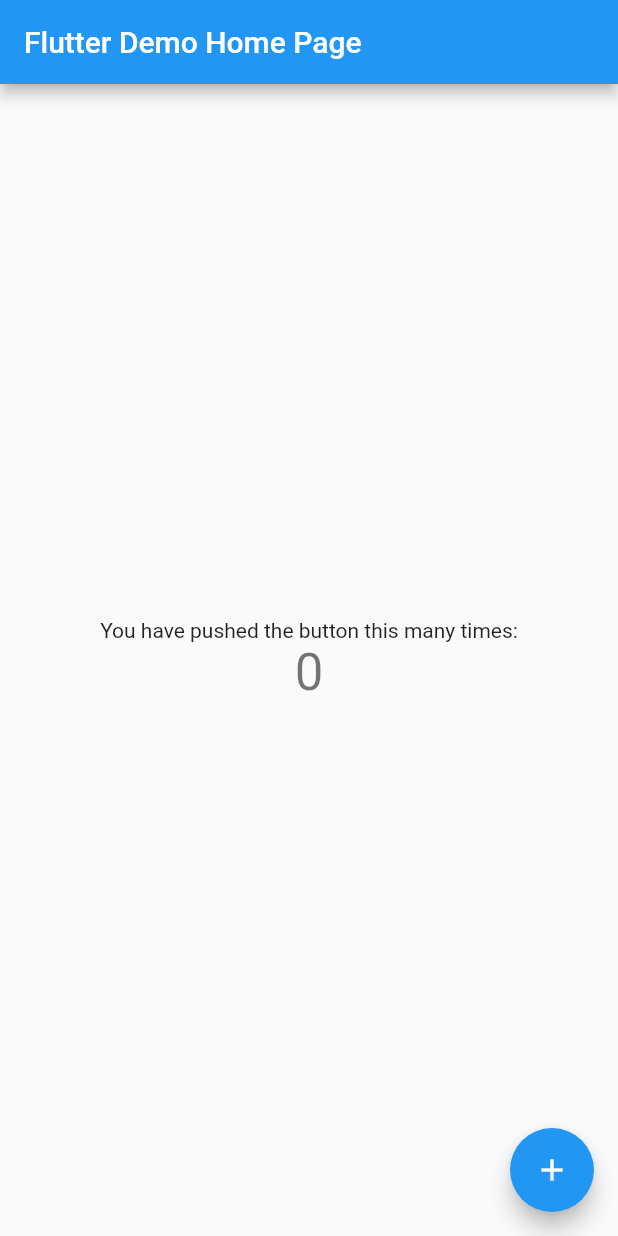
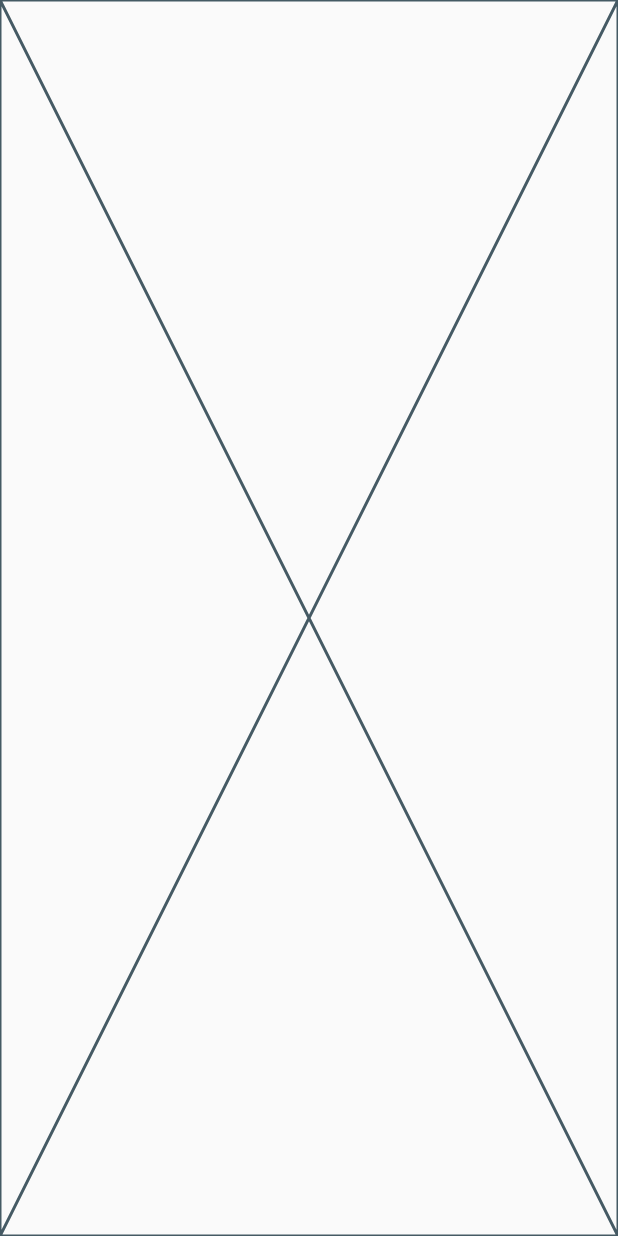
Before and after one commit to KristianHollaender/drive_tracking_solutions, a Flutter app: the screen it shows after launch, on a phone screen of 412 x 824 dp. Run offline on Flutter 3.47's test engine with Material 2 defaults, Android fonts, the light colour scheme and no system bars; our stand-ins replace cloud_firestore, firebase_auth; accounts and stored records are empty.

Commit message:
setup responsive

```diff
--- /dev/null
+++ b/lib/drive_tracking_solutions.dart
@@ -0,0 +1,23 @@
+import 'package:drive_tracking_solutions/screens/mobile/mobile_screen.dart';
+import 'package:drive_tracking_solutions/screens/responsive/responsive_layout.dart';
+import 'package:drive_tracking_solutions/screens/tablet/tablet_screen.dart';
+import 'package:flutter/material.dart';
+
+class DriveTrackingSolution extends StatefulWidget {
+  const DriveTrackingSolution({Key? key}) : super(key: key);
+
+  @override
+  State<DriveTrackingSolution> createState() => _DriveTrackingSolutionState();
+}
+
+class _DriveTrackingSolutionState extends State<DriveTrackingSolution> {
+  @override
+  Widget build(BuildContext context) {
+    return const Scaffold(
+      body: ResponsiveLayout(
+        mobileApp: MobileApp(),
+        tabletApp: TabletApp(),
+      ),
+    );
+  }
+}
--- a/lib/main.dart
+++ b/lib/main.dart
@@ -1,3 +1,4 @@
+import 'package:drive_tracking_solutions/drive_tracking_solutions.dart';
 import 'package:flutter/material.dart';
 
 void main() {
@@ -11,105 +12,9 @@
   @override
   Widget build(BuildContext context) {
     return MaterialApp(
-      title: 'Flutter Demo',
       theme: ThemeData(
-        // This is the theme of your application.
-        //
-        // Try running your application with "flutter run". You'll see the
-        // application has a blue toolbar. Then, without quitting the app, try
-        // changing the primarySwatch below to Colors.green and then invoke
-        // "hot reload" (press "r" in the console where you ran "flutter run",
-        // or simply save your changes to "hot reload" in a Flutter IDE).
-        // Notice that the counter didn't reset back to zero; the application
-        // is not restarted.
-        primarySwatch: Colors.blue,
       ),
-      home: const MyHomePage(title: 'Flutter Demo Home Page'),
+      home: const DriveTrackingSolution(),
     );
   }
 }
-
-class MyHomePage extends StatefulWidget {
-  const MyHomePage({super.key, required this.title});
-
-  // This widget is the home page of your application. It is stateful, meaning
-  // that it has a State object (defined below) that contains fields that affect
-  // how it looks.
-
-  // This class is the configuration for the state. It holds the values (in this
-  // case the title) provided by the parent (in this case the App widget) and
-  // used by the build method of the State. Fields in a Widget subclass are
-  // always marked "final".
-
-  final String title;
-
-  @override
-  State<MyHomePage> createState() => _MyHomePageState();
-}
-
-class _MyHomePageState extends State<MyHomePage> {
-  int _counter = 0;
-
-  void _incrementCounter() {
-    setState(() {
-      // This call to setState tells the Flutter framework that something has
-      // changed in this State, which causes it to rerun the build method below
-      // so that the display can reflect the updated values. If we changed
-      // _counter without calling setState(), then the build method would not be
-      // called again, and so nothing would appear to happen.
-      _counter++;
-    });
-  }
-
-  @override
-  Widget build(BuildContext context) {
-    // This method is rerun every time setState is called, for instance as done
-    // by the _incrementCounter method above.
-    //
-    // The Flutter framework has been optimized to make rerunning build methods
-    // fast, so that you can just rebuild anything that needs updating rather
-    // than having to individually change instances of widgets.
-    return Scaffold(
-      appBar: AppBar(
-        // Here we take the value from the MyHomePage object that was created by
-        // the App.build method, and use it to set our appbar title.
-        title: Text(widget.title),
-      ),
-      body: Center(
-        // Center is a layout widget. It takes a single child and positions it
-        // in the middle of the parent.
-        child: Column(
-          // Column is also a layout widget. It takes a list of children and
-          // arranges them vertically. By default, it sizes itself to fit its
-          // children horizontally, and tries to be as tall as its parent.
-          //
-          // Invoke "debug painting" (press "p" in the console, choose the
-          // "Toggle Debug Paint" action from the Flutter Inspector in Android
-          // Studio, or the "Toggle Debug Paint" command in Visual Studio Code)
-          // to see the wireframe for each widget.
-          //
-          // Column has various properties to control how it sizes itself and
-          // how it positions its children. Here we use mainAxisAlignment to
-          // center the children vertically; the main axis here is the vertical
-          // axis because Columns are vertical (the cross axis would be
-          // horizontal).
-          mainAxisAlignment: MainAxisAlignment.center,
-          children: <Widget>[
-            const Text(
-              'You have pushed the button this many times:',
-            ),
-            Text(
-              '$_counter',
-              style: Theme.of(context).textTheme.headlineMedium,
-            ),
-          ],
-        ),
-      ),
-      floatingActionButton: FloatingActionButton(
-        onPressed: _incrementCounter,
-        tooltip: 'Increment',
-        child: const Icon(Icons.add),
-      ), // This trailing comma makes auto-formatting nicer for build methods.
-    );
-  }
-}
--- /dev/null
+++ b/lib/screens/mobile/mobile_screen.dart
@@ -0,0 +1,15 @@
+import 'package:flutter/material.dart';
+
+class MobileApp extends StatefulWidget {
+  const MobileApp({Key? key}) : super(key: key);
+
+  @override
+  State<MobileApp> createState() => _MobileAppState();
+}
+
+class _MobileAppState extends State<MobileApp> {
+  @override
+  Widget build(BuildContext context) {
+    return const Placeholder();
+  }
+}
--- /dev/null
+++ b/lib/screens/responsive/responsive_layout.dart
@@ -0,0 +1,21 @@
+import 'package:flutter/material.dart';
+
+class ResponsiveLayout extends StatelessWidget {
+  final Widget mobileApp;
+  final Widget tabletApp;
+
+  const ResponsiveLayout(
+      {Key? key, required this.mobileApp, required this.tabletApp})
+      : super(key: key);
+
+  @override
+  Widget build(BuildContext context) {
+    return LayoutBuilder(builder: (context, constrains) {
+      if (constrains.maxWidth <= 600) {
+        return mobileApp;
+      } else{
+        return tabletApp;
+      }
+    });
+  }
+}
--- /dev/null
+++ b/lib/screens/tablet/tablet_screen.dart
@@ -0,0 +1,15 @@
+import 'package:flutter/material.dart';
+
+class TabletApp extends StatefulWidget {
+  const TabletApp({Key? key}) : super(key: key);
+
+  @override
+  State<TabletApp> createState() => _TabletAppState();
+}
+
+class _TabletAppState extends State<TabletApp> {
+  @override
+  Widget build(BuildContext context) {
+    return const Placeholder();
+  }
+}
--- a/pubspec.yaml
+++ b/pubspec.yaml
@@ -40,6 +40,7 @@
   firebase_ui_firestore: ^1.3.2
   firebase_messaging: ^14.4.1
   cloud_firestore: ^4.5.2
+  provider: ^6.0.5
 
 dev_dependencies:
   flutter_test:
```
Also changed, not shown: pubspec.lock, 1 other file.
